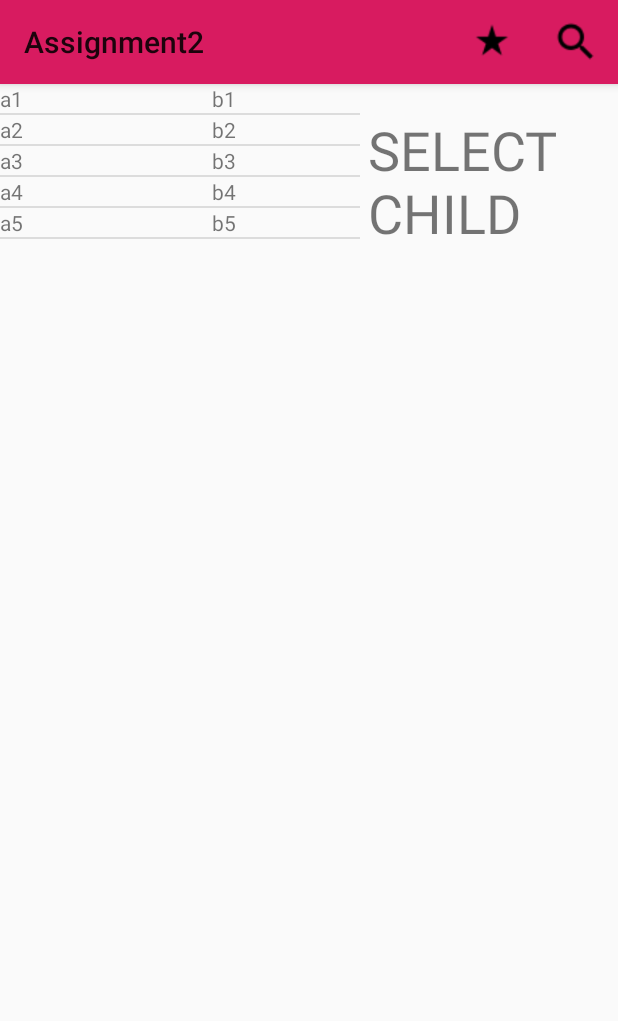
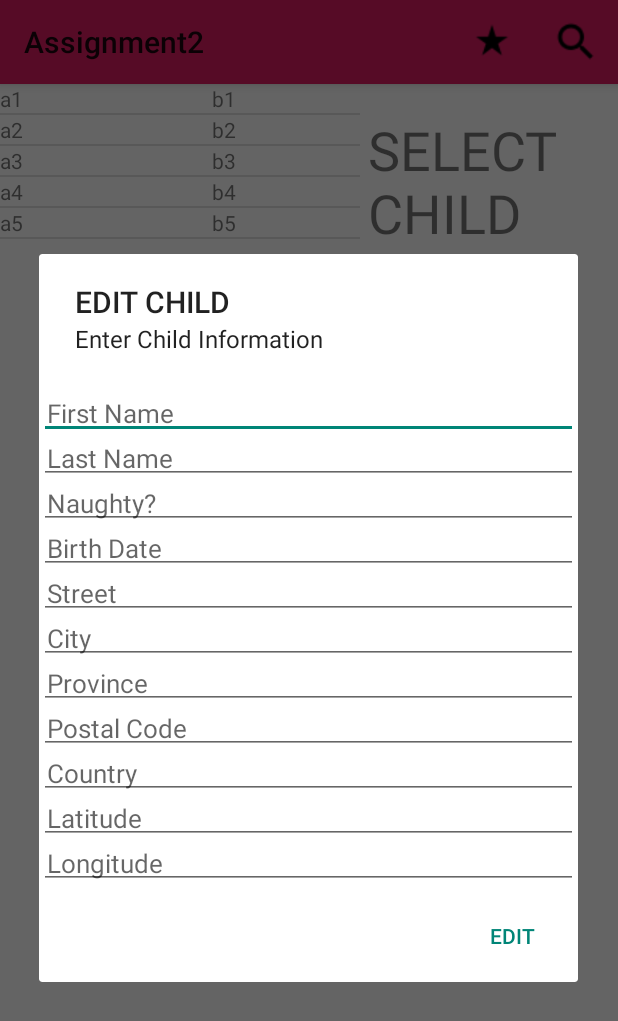
Before and after one commit to tommyyeh0505/AndroidAssignment2, an Android app: the screen it shows after launch (MainActivity), after a tap on "EDIT CHILD", on a phone screen of 412 x 824 dp. Shown: the top 1021 px of the screen. Run offline under Robolectric (Android 15) with nearby library versions, the phone set to English and light mode, and no system bars; 3 other taps on this screen came first.

Commit message:
edit version 1

```diff
--- a/app/src/main/java/com/example/tommy/assignment2/ChildInfoFragment.java
+++ b/app/src/main/java/com/example/tommy/assignment2/ChildInfoFragment.java
@@ -37,6 +37,7 @@ public class ChildInfoFragment extends Fragment {
 
     public interface ChildInfoListener {
         public void delete(int id);
+        public void edit(int id);
     }
 
     @Override
@@ -81,6 +82,7 @@ public class ChildInfoFragment extends Fragment {
         edit.setOnClickListener(
                 new View.OnClickListener() {
                     public void onClick(View v){
+                        acitivityInterface.edit(Integer.parseInt(id.getText().toString()) );
                         clearAllText();
                     }
                 }
--- a/app/src/main/java/com/example/tommy/assignment2/MainActivity.java
+++ b/app/src/main/java/com/example/tommy/assignment2/MainActivity.java
@@ -41,6 +41,49 @@ public class MainActivity extends AppCompatActivity implements ChildListFragment
         db.deleteChild(i);
         refresh();
         actionResetButton.setVisible(false);
+    }
+
+    @Override
+    public void edit(int i) {
+        AlertDialog.Builder alertDialog = new AlertDialog.Builder(MainActivity.this);
+        alertDialog.setTitle("EDIT CHILD");
+        alertDialog.setMessage("Enter Child Information");
+        LayoutInflater inflater = this.getLayoutInflater();
+        final View dialogView = inflater.inflate(R.layout.child_edit, null);
+        alertDialog.setView(dialogView);
+
+
+        final EditText firstName = (EditText)dialogView.findViewById(R.id.first_name);
+        final EditText lastName = (EditText)dialogView.findViewById(R.id.last_name);
+        final EditText birthDate = (EditText)dialogView.findViewById(R.id.birthDate);
+        final EditText street = (EditText)dialogView.findViewById(R.id.street);
+        final EditText city = (EditText)dialogView.findViewById(R.id.city);
+        final EditText province = (EditText)dialogView.findViewById(R.id.province);
+        final EditText postalCode = (EditText)dialogView.findViewById(R.id.postalCode);
+        final EditText country = (EditText)dialogView.findViewById(R.id.country);
+        final EditText latitude = (EditText)dialogView.findViewById(R.id.latitude);
+        final EditText longitude = (EditText)dialogView.findViewById(R.id.longitude);
+        final EditText isNaughty = (EditText)dialogView.findViewById(R.id.is_naughty);
+
+
+        alertDialog.setPositiveButton("Edit",
+                new DialogInterface.OnClickListener() {
+                    @Override
+                    public void onClick(DialogInterface arg0, int arg1) {
+                        DateFormat dateFormat = new SimpleDateFormat("yyyy/MM/dd");
+                        Date date = new Date();
+                        String dateString = dateFormat.format(date);
+                        Child child = new Child(-1, firstName.getText().toString(), lastName.getText().toString(), birthDate.getText().toString(),
+                                street.getText().toString(), city.getText().toString(), province.getText().toString(), postalCode.getText().toString(),
+                                country.getText().toString(), Integer.parseInt(latitude.getText().toString()), Integer.parseInt(longitude.getText().toString()),
+                                Boolean.valueOf(isNaughty.getText().toString()), dateString );
+                        db.editChild(child);
+                        refresh();
+                        Toast.makeText(MainActivity.this, "Child Added", Toast.LENGTH_LONG).show();
+                    }
+                });
+        AlertDialog dialog = alertDialog.create();
+        dialog.show();
     }
 
     @Override
```
Also changed, not shown: app/src/main/java/com/example/tommy/assignment2/SQLHelper.java (+15 -14 lines).
